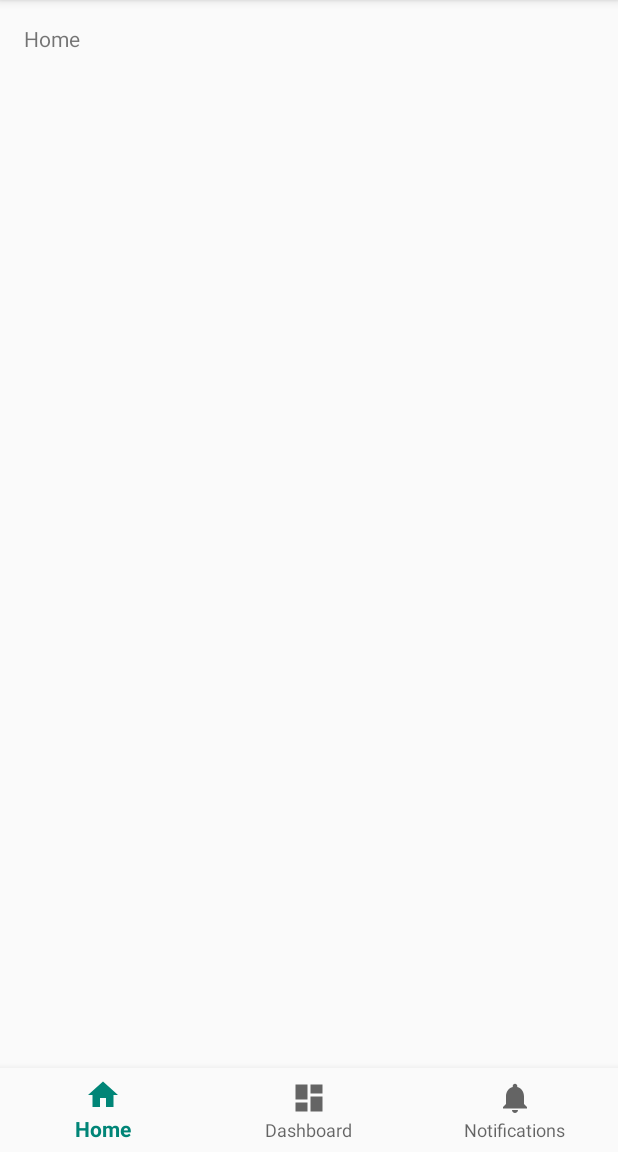
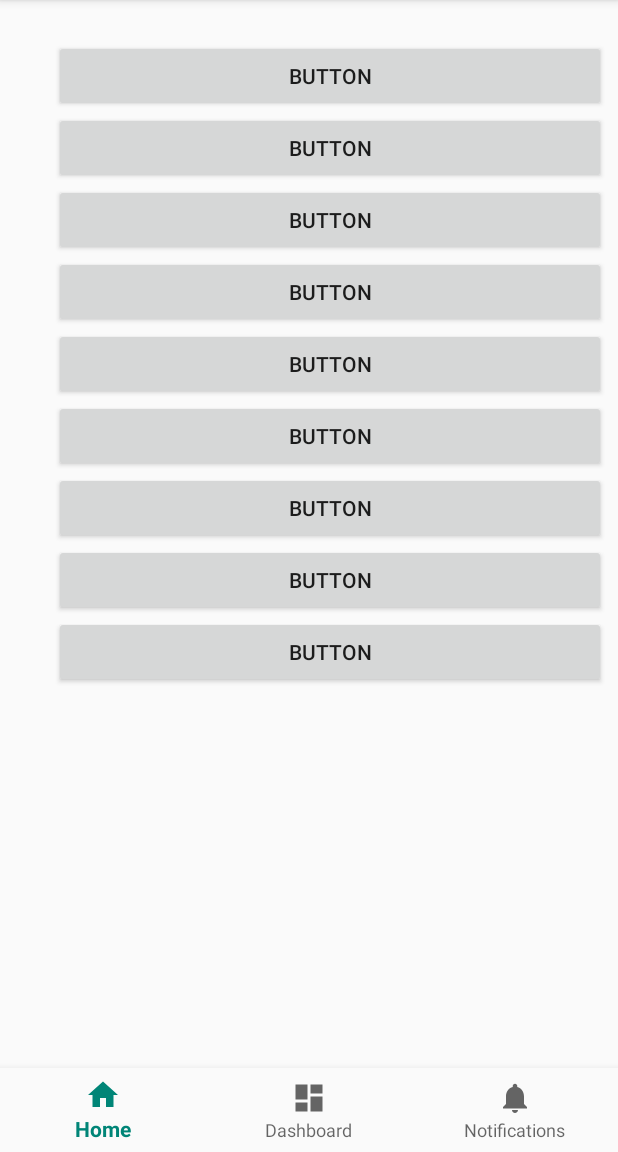
Before and after one commit to ntsmith24/GeoffSoundboard, an Android app: the screen it shows after launch (MainActivity), on a phone screen of 412 x 824 dp, the part 84-1236 px from its top. Run offline under Robolectric (Android 15) with nearby library versions, the phone set to English and light mode, and no system bars.

Commit message:
UI Mockup

```diff
--- a/app/src/main/AndroidManifest.xml
+++ b/app/src/main/AndroidManifest.xml
@@ -1,6 +1,6 @@
 <?xml version="1.0" encoding="utf-8"?>
 <manifest xmlns:android="http://schemas.android.com/apk/res/android"
-    package="com.idc.moderatelyadequateprograms.geoffsoundboard" >
+    package="com.idc.moderatelyadequateprograms.geoffsoundboard">
 
     <application
         android:allowBackup="true"
@@ -8,10 +8,10 @@
         android:label="@string/app_name"
         android:roundIcon="@mipmap/ic_launcher_round"
         android:supportsRtl="true"
-        android:theme="@style/AppTheme" >
+        android:theme="@style/AppTheme">
         <activity
             android:name=".MainActivity"
-            android:label="@string/app_name" >
+            android:label="@string/app_name">
             <intent-filter>
                 <action android:name="android.intent.action.MAIN" />
 
--- a/app/src/main/res/layout/activity_main.xml
+++ b/app/src/main/res/layout/activity_main.xml
@@ -1,6 +1,5 @@
 <?xml version="1.0" encoding="utf-8"?>
-<android.support.constraint.ConstraintLayout
-    xmlns:android="http://schemas.android.com/apk/res/android"
+<android.support.constraint.ConstraintLayout xmlns:android="http://schemas.android.com/apk/res/android"
     xmlns:app="http://schemas.android.com/apk/res-auto"
     xmlns:tools="http://schemas.android.com/tools"
     android:id="@+id/container"
@@ -8,27 +7,103 @@
     android:layout_height="match_parent"
     tools:context=".MainActivity">
 
-    <TextView
-        android:id="@+id/message"
-        android:layout_width="wrap_content"
-        android:layout_height="wrap_content"
-        android:layout_marginStart="@dimen/activity_horizontal_margin"
-        android:layout_marginLeft="@dimen/activity_horizontal_margin"
-        android:layout_marginTop="@dimen/activity_vertical_margin"
-        android:text="@string/title_home"
-        app:layout_constraintLeft_toLeftOf="parent"
-        app:layout_constraintTop_toTopOf="parent" />
-
     <android.support.design.widget.BottomNavigationView
         android:id="@+id/navigation"
         android:layout_width="0dp"
         android:layout_height="wrap_content"
+        android:layout_marginStart="0dp"
         android:layout_marginEnd="0dp"
-        android:layout_marginStart="0dp"
         android:background="?android:attr/windowBackground"
         app:layout_constraintBottom_toBottomOf="parent"
         app:layout_constraintLeft_toLeftOf="parent"
         app:layout_constraintRight_toRightOf="parent"
         app:menu="@menu/navigation" />
 
+    <ScrollView
+        android:layout_width="368dp"
+        android:layout_height="435dp"
+        android:layout_marginStart="8dp"
+        android:layout_marginTop="8dp"
+        android:layout_marginEnd="8dp"
+        android:layout_marginBottom="8dp"
+        app:layout_constraintBottom_toBottomOf="parent"
+        app:layout_constraintEnd_toEndOf="parent"
+        app:layout_constraintHorizontal_bias="1.0"
+        app:layout_constraintStart_toStartOf="parent"
+        app:layout_constraintTop_toTopOf="parent"
+        app:layout_constraintVertical_bias="0.058">
+
+        <LinearLayout
+            android:layout_width="match_parent"
+            android:layout_height="wrap_content"
+            android:orientation="vertical">
+
+            <Button
+                android:id="@+id/button"
+                android:layout_width="match_parent"
+                android:layout_height="wrap_content"
+                android:text="Button" />
+
+            <Button
+                android:id="@+id/button2"
+                android:layout_width="match_parent"
+                android:layout_height="wrap_content"
+                android:text="Button" />
+
+            <Button
+                android:id="@+id/button3"
+                android:layout_width="match_parent"
+                android:layout_height="wrap_content"
+                android:text="Button" />
+
+            <Button
+                android:id="@+id/button4"
+                android:layout_width="match_parent"
+                android:layout_height="wrap_content"
+                android:text="Button" />
+
+            <Button
+                android:id="@+id/button5"
+                android:layout_width="match_parent"
+                android:layout_height="wrap_content"
+                android:text="Button" />
+
+            <Button
+                android:id="@+id/button6"
+                android:layout_width="match_parent"
+                android:layout_height="wrap_content"
+                android:text="Button" />
+
+            <Button
+                android:id="@+id/button7"
+                android:layout_width="match_parent"
+                android:layout_height="wrap_content"
+                android:text="Button" />
+
+            <Button
+                android:id="@+id/button8"
+                android:layout_width="match_parent"
+                android:layout_height="wrap_content"
+                android:text="Button" />
+
+            <Button
+                android:id="@+id/button9"
+                android:layout_width="match_parent"
+                android:layout_height="wrap_content"
+                android:text="Button" />
+
+            <Button
+                android:id="@+id/button10"
+                android:layout_width="match_parent"
+                android:layout_height="wrap_content"
+                android:text="Button" />
+
+            <Button
+                android:id="@+id/button11"
+                android:layout_width="match_parent"
+                android:layout_height="wrap_content"
+                android:text="Button" />
+        </LinearLayout>
+    </ScrollView>
+
 </android.support.constraint.ConstraintLayout>
--- a/app/src/main/res/menu/navigation.xml
+++ b/app/src/main/res/menu/navigation.xml
@@ -4,16 +4,16 @@
     <item
         android:id="@+id/navigation_home"
         android:icon="@drawable/ic_home_black_24dp"
-        android:title="@string/title_home"/>
+        android:title="@string/title_home" />
 
     <item
         android:id="@+id/navigation_dashboard"
         android:icon="@drawable/ic_dashboard_black_24dp"
-        android:title="@string/title_dashboard"/>
+        android:title="@string/title_dashboard" />
 
     <item
         android:id="@+id/navigation_notifications"
         android:icon="@drawable/ic_notifications_black_24dp"
-        android:title="@string/title_notifications"/>
+        android:title="@string/title_notifications" />
 
 </menu>
--- a/app/src/main/res/mipmap-anydpi-v26/ic_launcher.xml
+++ b/app/src/main/res/mipmap-anydpi-v26/ic_launcher.xml
@@ -1,5 +1,5 @@
 <?xml version="1.0" encoding="utf-8"?>
 <adaptive-icon xmlns:android="http://schemas.android.com/apk/res/android">
-    <background android:drawable="@drawable/ic_launcher_background"/>
-    <foreground android:drawable="@drawable/ic_launcher_foreground"/>
+    <background android:drawable="@drawable/ic_launcher_background" />
+    <foreground android:drawable="@drawable/ic_launcher_foreground" />
 </adaptive-icon>
--- a/app/src/main/res/mipmap-anydpi-v26/ic_launcher_round.xml
+++ b/app/src/main/res/mipmap-anydpi-v26/ic_launcher_round.xml
@@ -1,5 +1,5 @@
 <?xml version="1.0" encoding="utf-8"?>
 <adaptive-icon xmlns:android="http://schemas.android.com/apk/res/android">
-    <background android:drawable="@drawable/ic_launcher_background"/>
-    <foreground android:drawable="@drawable/ic_launcher_foreground"/>
+    <background android:drawable="@drawable/ic_launcher_background" />
+    <foreground android:drawable="@drawable/ic_launcher_foreground" />
 </adaptive-icon>
--- a/gradle.properties
+++ b/gradle.properties
@@ -1,16 +1,12 @@
 # Project-wide Gradle settings.
-
 # IDE (e.g. Android Studio) users:
 # Gradle settings configured through the IDE *will override*
 # any settings specified in this file.
-
 # For more details on how to configure your build environment visit
 # http://www.gradle.org/docs/current/userguide/build_environment.html
-
 # Specifies the JVM arguments used for the daemon process.
 # The setting is particularly useful for tweaking memory settings.
 org.gradle.jvmargs=-Xmx1536m
-
 # When configured, Gradle will run in incubating parallel mode.
 # This option should only be used with decoupled projects. More details, visit
 # http://www.gradle.org/docs/current/userguide/multi_project_builds.html#sec:decoupled_projects
```
Also changed, not shown: app/src/main/res/drawable-v24/ic_launcher_foreground.xml (+6 -6 lines), app/src/main/res/drawable/ic_dashboard_black_24dp.xml (+5 -5 lines), app/src/main/res/drawable/ic_home_black_24dp.xml (+5 -5 lines), app/src/main/res/drawable/ic_launcher_background.xml (+166 -70 lines), app/src/main/res/drawable/ic_notifications_black_24dp.xml (+5 -5 lines).
